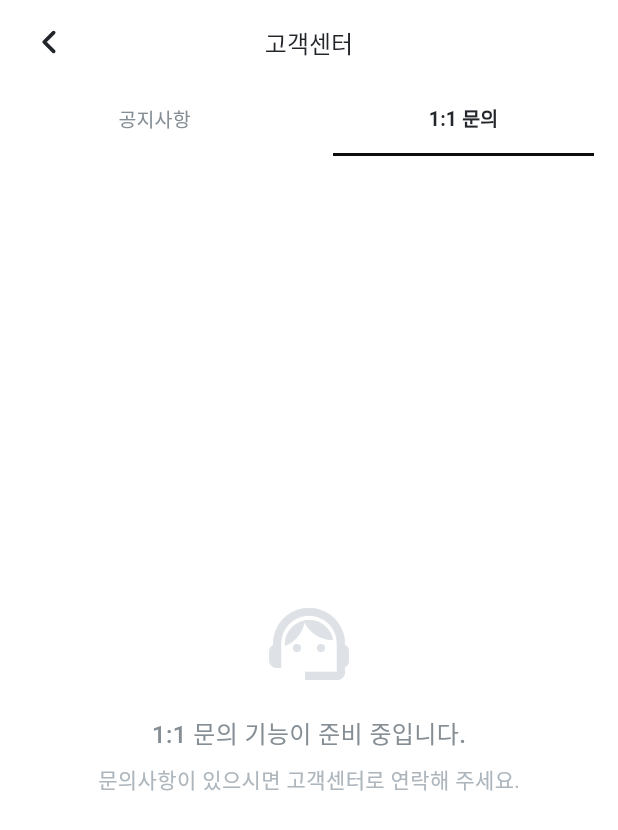
After one commit to ssyyeong/bizsignal-app, a Flutter app: the SupportScreen screen opened directly, tab 2 chosen, on a phone screen of 412 x 824 dp. The commit adds this screen. Shown: the top 830 px of the screen. Run offline on Flutter 3.47's test engine with Material 3 defaults, Android fonts, the phone set to English and light mode, and no system bars; our stand-ins replace flutter_svg, image_picker, shared_preferences; accounts and stored records are empty; network calls fail.

Commit message:
프로필 카드 설정 및 고객센터 추가

```diff
--- /dev/null
+++ b/lib/screens/main/my_page/support/support_screen.dart
@@ -0,0 +1,256 @@
+import 'package:bizsignal_app/constants/app_colors.dart';
+import 'package:bizsignal_app/controller/base/controller_base.dart';
+import 'package:bizsignal_app/widgets/app_bar_widget.dart';
+import 'package:flutter/material.dart';
+
+class SupportScreen extends StatefulWidget {
+  const SupportScreen({super.key});
+
+  @override
+  State<SupportScreen> createState() => _SupportScreenState();
+}
+
+class _SupportScreenState extends State<SupportScreen>
+    with SingleTickerProviderStateMixin {
+  late TabController _tabController;
+  int _currentPage = 1;
+  final int _totalPages = 5;
+
+  List<dynamic> notices = [];
+  List<dynamic> questions = [];
+
+  @override
+  void initState() {
+    super.initState();
+    _tabController = TabController(length: 2, vsync: this);
+    _fetchNotices();
+    _fetchQuestions();
+  }
+
+  @override
+  void dispose() {
+    _tabController.dispose();
+    super.dispose();
+  }
+
+  void _fetchNotices() async {
+    await ControllerBase(
+      modelName: 'NoticeBoardContent',
+      modelId: 'notice_board_content',
+    ).findAll({}).then((result) {
+      setState(() {
+        notices = result['result']['rows'];
+      });
+    });
+  }
+
+  void _fetchQuestions() async {
+    await ControllerBase(
+      modelName: 'QnaBoardQuestion',
+      modelId: 'qna_board_question',
+    ).findAll({}).then((result) {
+      setState(() {
+        questions = result['result']['rows'];
+      });
+    });
+  }
+
+  @override
+  Widget build(BuildContext context) {
+    return Scaffold(
+      backgroundColor: AppColors.white,
+      appBar: AppBarWidget(title: '고객센터', isBackButton: true),
+      body: Column(
+        children: [
+          // 탭 바
+          Container(
+            color: AppColors.white,
+            child: TabBar(
+              controller: _tabController,
+              indicatorColor: AppColors.black,
+              indicatorWeight: 2,
+              indicatorSize: TabBarIndicatorSize.tab,
+              labelColor: AppColors.gray900,
+              unselectedLabelColor: AppColors.gray600,
+              labelStyle: const TextStyle(
+                fontSize: 13,
+                fontWeight: FontWeight.w700,
+              ),
+              unselectedLabelStyle: const TextStyle(
+                fontSize: 13,
+                fontWeight: FontWeight.w500,
+              ),
+              isScrollable: false,
+              dividerColor: Colors.transparent,
+              indicatorPadding: const EdgeInsets.symmetric(horizontal: 16),
+              tabs: const [Tab(text: '공지사항'), Tab(text: '1:1 문의')],
+            ),
+          ),
+          // 탭 컨텐츠
+          Expanded(
+            child: TabBarView(
+              controller: _tabController,
+              children: [_buildNoticeTab(), _buildInquiryTab()],
+            ),
+          ),
+        ],
+      ),
+    );
+  }
+
+  Widget _buildNoticeTab() {
+    return Column(
+      children: [
+        // 공지사항 목록
+        Expanded(
+          child: ListView.separated(
+            padding: const EdgeInsets.symmetric(horizontal: 16, vertical: 30),
+            itemCount: notices.length,
+            separatorBuilder:
+                (context, index) =>
+                    Divider(color: AppColors.gray200, height: 1),
+            itemBuilder: (context, index) {
+              final notice = notices[index];
+              return ListTile(
+                contentPadding: EdgeInsets.zero,
+                title: Row(
+                  mainAxisAlignment: MainAxisAlignment.spaceBetween,
+                  children: [
+                    Row(
+                      children: [
+                        Text(
+                          '[' + notice['CATEGORY']! + ']',
+                          style: const TextStyle(
+                            fontSize: 14,
+                            fontWeight: FontWeight.w500,
+                            color: AppColors.gray700,
+                          ),
+                        ),
+                        const SizedBox(width: 8),
+                        Text(
+                          notice['TITLE']!,
+                          style: const TextStyle(
+                            fontSize: 14,
+                            fontWeight: FontWeight.w400,
+                            color: AppColors.gray900,
+                          ),
+                        ),
+                      ],
+                    ),
+                    Icon(
+                      Icons.chevron_right,
+                      color: AppColors.gray400,
+                      size: 20,
+                    ),
+                  ],
+                ),
+                onTap: () {
+                  Navigator.pushNamed(
+                    context,
+                    '/notice_detail',
+                    arguments:
+                        notice['NOTICE_BOARD_CONTENT_IDENTIFICATION_CODE'],
+                  );
+                },
+              );
+            },
+          ),
+        ),
+        // 페이지네이션
+        _buildPagination(),
+      ],
+    );
+  }
+
+  Widget _buildInquiryTab() {
+    return Padding(
+      padding: const EdgeInsets.all(16),
+      child: Column(
+        mainAxisAlignment: MainAxisAlignment.center,
+        children: [
+          Icon(Icons.support_agent, size: 64, color: AppColors.gray300),
+          const SizedBox(height: 16),
+          Text(
+            '1:1 문의 기능이 준비 중입니다.',
+            style: TextStyle(
+              fontSize: 16,
+              fontWeight: FontWeight.w500,
+              color: AppColors.gray600,
+            ),
+          ),
+          const SizedBox(height: 8),
+          Text(
+            '문의사항이 있으시면 고객센터로 연락해 주세요.',
+            style: TextStyle(fontSize: 14, color: AppColors.gray500),
+          ),
+        ],
+      ),
+    );
+  }
+
+  Widget _buildPagination() {
+    return Container(
+      padding: const EdgeInsets.symmetric(vertical: 16),
+      child: Row(
+        mainAxisAlignment: MainAxisAlignment.center,
+        children: [
+          // 이전 버튼
+          GestureDetector(
+            onTap:
+                _currentPage > 1 ? () => _changePage(_currentPage - 1) : null,
+            child: Icon(Icons.chevron_left, color: AppColors.gray700, size: 20),
+          ),
+          const SizedBox(width: 8),
+          // 페이지 번호들
+          ...List.generate(_totalPages, (index) {
+            final pageNumber = index + 1;
+            final isSelected = pageNumber == _currentPage;
+
+            return GestureDetector(
+              onTap: () => _changePage(pageNumber),
+              child: Container(
+                width: 28,
+                height: 28,
+                margin: const EdgeInsets.symmetric(horizontal: 2),
+                decoration: BoxDecoration(
+                  color: isSelected ? AppColors.gray100 : AppColors.white,
+                  borderRadius: BorderRadius.circular(8),
+                ),
+                child: Center(
+                  child: Text(
+                    pageNumber.toString(),
+                    style: TextStyle(
+                      fontSize: 14,
+                      fontWeight: FontWeight.w400,
+                      color: AppColors.black,
+                    ),
+                  ),
+                ),
+              ),
+            );
+          }),
+          const SizedBox(width: 8),
+          // 다음 버튼
+          GestureDetector(
+            onTap:
+                _currentPage < _totalPages
+                    ? () => _changePage(_currentPage + 1)
+                    : null,
+            child: Icon(
+              Icons.chevron_right,
+              color: AppColors.gray700,
+              size: 20,
+            ),
+          ),
+        ],
+      ),
+    );
+  }
+
+  void _changePage(int page) {
+    setState(() {
+      _currentPage = page;
+    });
+    // 페이지 변경 시 데이터 새로고침 로직 추가
+  }
+}
```
Also changed, not shown: lib/controller/custom/profile_card_controller.dart (+32 -0 lines), lib/screens/main/main_screen.dart (+44 -10 lines), lib/screens/main/meet/profile_card_screen.dart (+126 -47 lines), lib/screens/main/my_page/my_page_screen.dart (+11 -3 lines), lib/screens/main/my_page/support/notice_detail_screen.dart (added, +150 -0 lines).
